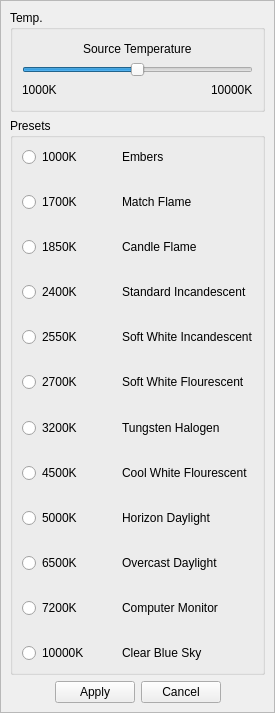
First picture: the form in src/temperaturemenu.ui, repository mattykakes/qcvTouchUp, before the edit.
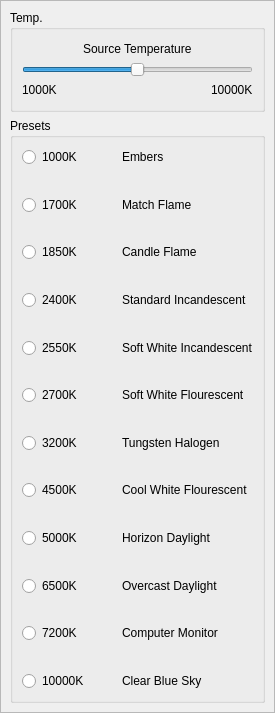
Second picture: the form after the edit. Icons and pictures are not drawn.

```diff
--- a/src/temperaturemenu.ui
+++ b/src/temperaturemenu.ui
@@ -559,50 +559,6 @@
       </property>
      </spacer>
     </item>
-    <item>
-     <layout class="QHBoxLayout" name="horizontalLayout_2">
-      <item>
-       <spacer name="horizontalSpacer_3">
-        <property name="orientation">
-         <enum>Qt::Horizontal</enum>
-        </property>
-        <property name="sizeHint" stdset="0">
-         <size>
-          <width>40</width>
-          <height>20</height>
-         </size>
-        </property>
-       </spacer>
-      </item>
-      <item>
-       <widget class="QPushButton" name="pushButton_Apply">
-        <property name="text">
-         <string>Apply</string>
-        </property>
-       </widget>
-      </item>
-      <item>
-       <widget class="QPushButton" name="pushButton_Cancel">
-        <property name="text">
-         <string>Cancel</string>
-        </property>
-       </widget>
-      </item>
-      <item>
-       <spacer name="horizontalSpacer_2">
-        <property name="orientation">
-         <enum>Qt::Horizontal</enum>
-        </property>
-        <property name="sizeHint" stdset="0">
-         <size>
-          <width>40</width>
-          <height>20</height>
-         </size>
-        </property>
-       </spacer>
-      </item>
-     </layout>
-    </item>
    </layout>
   </widget>
  </widget>
```
